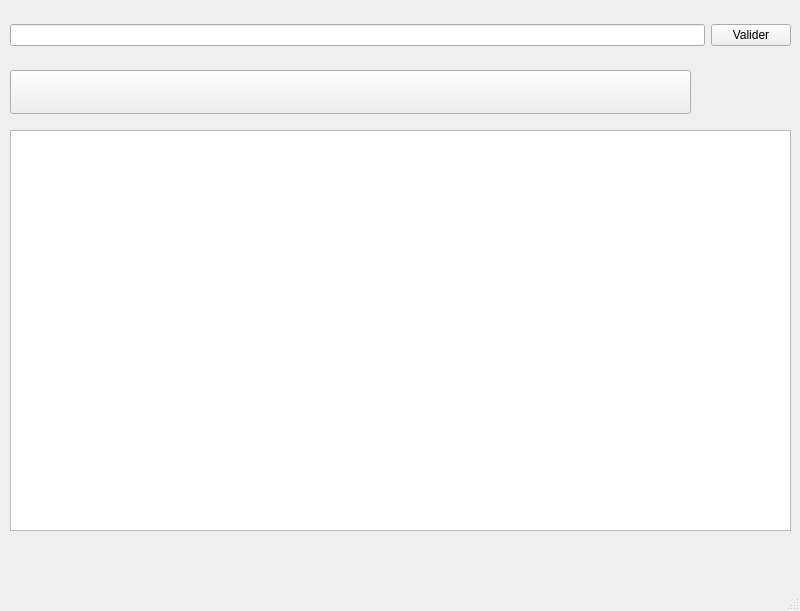
The window that src/mainwindow.ui (timotheeafonso/Projet-NLP-Recherche-Documentaire) describes before a commit, drawn with Qt 5.
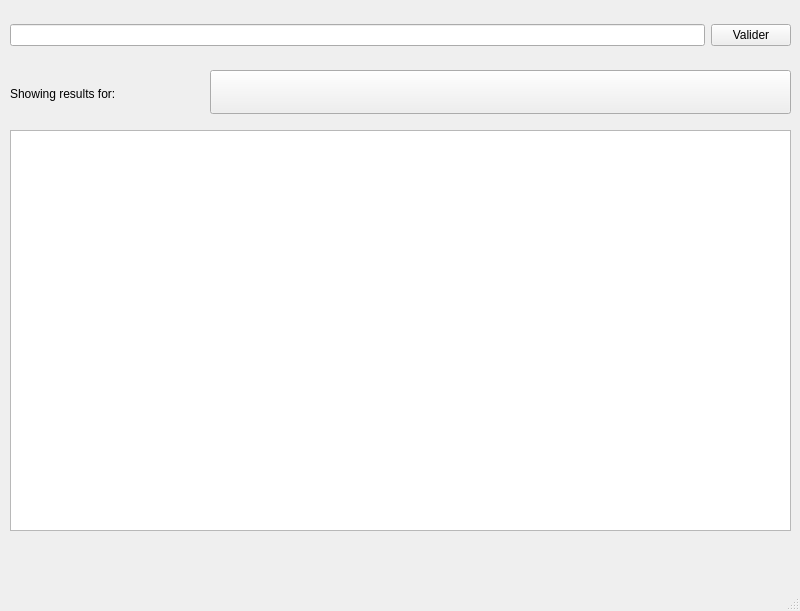
The same window after the commit.

What changed in the file:
```diff
--- a/src/mainwindow.ui
+++ b/src/mainwindow.ui
@@ -54,9 +54,9 @@
    <widget class="QPushButton" name="pushButton_2">
     <property name="geometry">
      <rect>
-      <x>10</x>
+      <x>210</x>
       <y>70</y>
-      <width>681</width>
+      <width>581</width>
       <height>44</height>
      </rect>
     </property>
@@ -64,6 +64,19 @@
      <string/>
     </property>
    </widget>
+   <widget class="QLabel" name="label">
+    <property name="geometry">
+     <rect>
+      <x>10</x>
+      <y>80</y>
+      <width>191</width>
+      <height>28</height>
+     </rect>
+    </property>
+    <property name="text">
+     <string>Showing results for: </string>
+    </property>
+   </widget>
   </widget>
   <widget class="QMenuBar" name="menubar">
    <property name="geometry">
```
Left out of the diff: 2 changed lines with no effect on the pictures.
